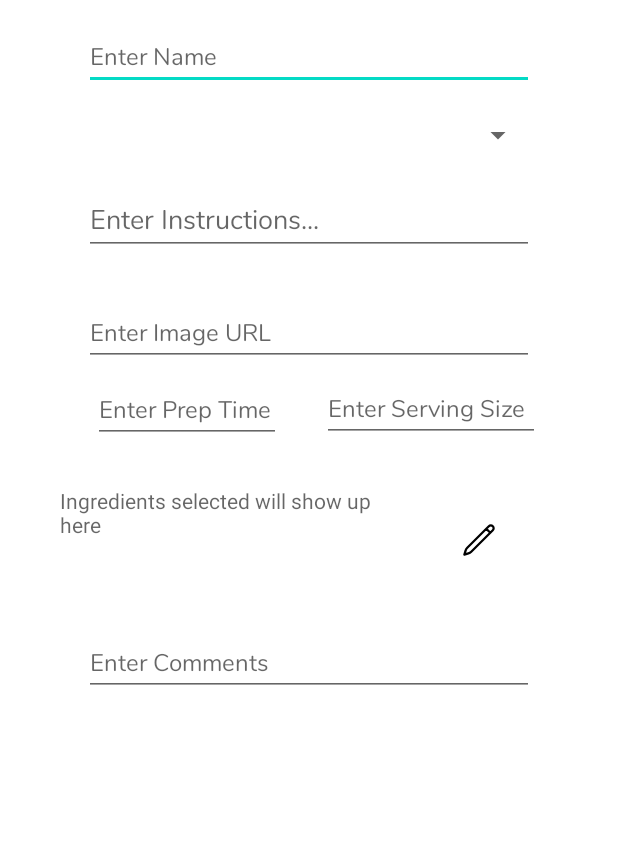
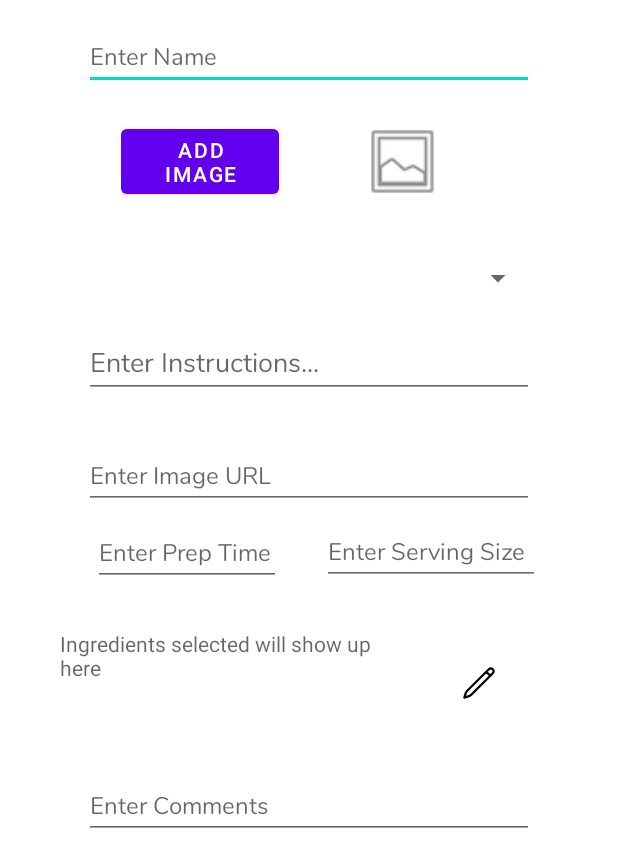
Before and after one commit to CMPUT301F22T23/LunchMunch, an Android app: the layout recipe_item_dialog.xml on its own in the app's theme, with its tools: preview values and no code run, on a phone screen of 412 x 824 dp. Shown: the top 867 px of the screen. Run offline under Robolectric (Android 15) with nearby library versions, the phone set to English and light mode, and no system bars.

Commit message:
Can upload image bitmap to recipe

```diff
--- a/app/src/main/res/layout/recipe_item_dialog.xml
+++ b/app/src/main/res/layout/recipe_item_dialog.xml
@@ -35,6 +35,32 @@
                     android:hint="@string/enterName"
                     android:inputType="textPersonName"
                      />
+                <LinearLayout
+                android:layout_width="250dp"
+                android:layout_height="wrap_content"
+                android:layout_gravity="center"
+                android:layout_marginTop="20dp"
+                android:layout_marginBottom="20dp"
+                android:orientation="horizontal">
+
+                <Button
+                    android:id="@+id/addImage"
+                    android:layout_width="match_parent"
+                    android:layout_height="wrap_content"
+                    android:layout_marginRight="20dp"
+                    android:layout_weight="1"
+                    android:text="Add Image" />
+
+                <ImageView
+                    android:id="@+id/previewImage"
+                    android:layout_width="match_parent"
+                    android:layout_height="match_parent"
+                    android:layout_weight="1"
+                    android:adjustViewBounds="true"
+                    android:layout_centerInParent="true"
+                    app:srcCompat="@android:drawable/ic_menu_gallery" />
+
+            </LinearLayout>
 
                 <Spinner
                     android:id="@+id/mealType"
```
Also changed, not shown: app/src/main/java/com/example/lunchmunch/Recipe.java (+42 -1 lines), app/src/main/java/com/example/lunchmunch/RecipeFragment.java (+56 -0 lines).
